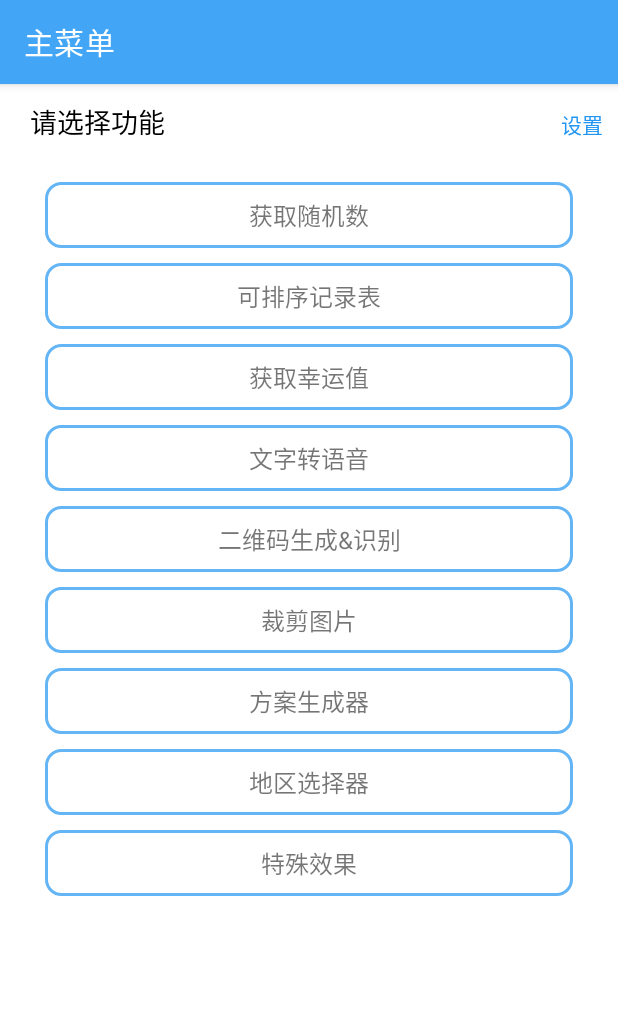
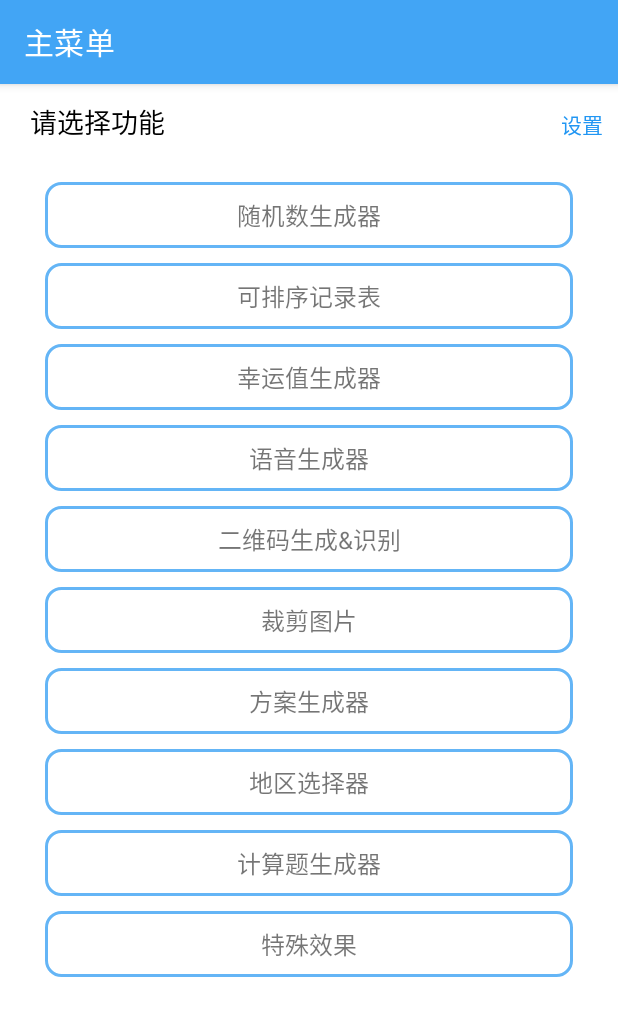
Before and after one commit to MissLavenir/InterstingDemo, an Android app: the screen it shows after launch (MainActivity), on a phone screen of 412 x 824 dp. Shown: the top 1016 px of the screen. Run offline under Robolectric (Android 15) with nearby library versions, the phone set to English and light mode, and no system bars; our stand-ins replace navigation-ui.

Commit message:
计算题生成

```diff
--- a/app/src/main/java/com/example/interestingdemo/MenuFragment.kt
+++ b/app/src/main/java/com/example/interestingdemo/MenuFragment.kt
@@ -59,6 +59,10 @@ class MenuFragment : Fragment() {
             view.findNavController().navigate(R.id.action_MenuFragment_to_someSpecialEffects)
         }
 
+        calculateProblem.setOnClickListener {
+            view.findNavController().navigate(R.id.action_MenuFragment_to_calculateFragment)
+        }
+
         citySelect.setOnClickListener {
             view.findNavController().navigate(R.id.action_MenuFragment_to_citySelect)
         }
--- a/app/src/main/res/layout/activity_main.xml
+++ b/app/src/main/res/layout/activity_main.xml
@@ -1,5 +1,7 @@
 <?xml version="1.0" encoding="utf-8"?>
-<androidx.constraintlayout.widget.ConstraintLayout xmlns:android="http://schemas.android.com/apk/res/android"
+<androidx.constraintlayout.widget.ConstraintLayout
+    android:id="@+id/mainActivityLayout"
+    xmlns:android="http://schemas.android.com/apk/res/android"
     xmlns:app="http://schemas.android.com/apk/res-auto"
     xmlns:tools="http://schemas.android.com/tools"
     android:layout_width="match_parent"
--- a/app/src/main/res/layout/fragment_make_qr_code.xml
+++ b/app/src/main/res/layout/fragment_make_qr_code.xml
@@ -67,7 +67,7 @@
             android:id="@+id/textToQrCodeInput"
             android:layout_width="match_parent"
             android:layout_height="wrap_content"
-            android:background="@drawable/bg_edittext"
+            android:background="@drawable/bg_edit_text"
             android:padding="10dp"
             android:textSize="16sp"
             />
--- a/app/src/main/res/layout/fragment_menu.xml
+++ b/app/src/main/res/layout/fragment_menu.xml
@@ -100,7 +100,6 @@
                 android:layout_marginHorizontal="30dp"
                 />
 
-
             <androidx.appcompat.widget.AppCompatTextView
                 android:id="@+id/getTextToQrCode"
                 android:layout_width="match_parent"
@@ -150,6 +149,18 @@
                 />
 
             <androidx.appcompat.widget.AppCompatTextView
+                android:id="@+id/calculateProblem"
+                android:layout_width="match_parent"
+                android:layout_height="wrap_content"
+                android:background="@drawable/bg_round_rectangle_stroke_blue"
+                android:text="@string/calculate_problem"
+                android:gravity="center"
+                android:textSize="16sp"
+                android:layout_marginTop="10dp"
+                android:layout_marginHorizontal="30dp"
+                />
+
+            <androidx.appcompat.widget.AppCompatTextView
                 android:id="@+id/specialEffects"
                 android:layout_width="match_parent"
                 android:layout_height="wrap_content"
--- a/app/src/main/res/navigation/main_nav.xml
+++ b/app/src/main/res/navigation/main_nav.xml
@@ -40,6 +40,9 @@
         <action
             android:id="@+id/action_MenuFragment_to_citySelect"
             app:destination="@id/citySelect" />
+        <action
+            android:id="@+id/action_MenuFragment_to_calculateFragment"
+            app:destination="@id/calculateFragment" />
     </fragment>
     <fragment
         android:id="@+id/randomCount"
@@ -113,4 +116,9 @@
         android:name="com.example.interestingdemo.CitySelect"
         android:label="地区选择"
         tools:layout="@layout/fragment_city_select" />
+    <fragment
+        android:id="@+id/calculateFragment"
+        android:name="com.example.interestingdemo.CalculateFragment"
+        android:label="计算题生成器"
+        tools:layout="@layout/fragment_calculate" />
 </navigation>
--- a/app/src/main/res/values/strings.xml
+++ b/app/src/main/res/values/strings.xml
@@ -4,14 +4,14 @@
     <string name="hello_blank_fragment">Hello blank fragment</string>
     <string name="select_function">请选择功能</string>
     <string name="secure_model">安全模式</string>
-    <string name="get_random">获取随机数</string>
+    <string name="get_random">随机数生成器</string>
     <string name="rank_record">可排序记录表</string>
-    <string name="get_luck_count">获取幸运值</string>
-    <string name="text_to_speak">文字转语音</string>
+    <string name="get_luck_count">幸运值生成器</string>
+    <string name="text_to_speak">语音生成器</string>
     <string name="qr_code_create_identify"><![CDATA[二维码生成&识别]]></string>
     <string name="crop_picture">裁剪图片</string>
     <string name="refresh">刷新</string>
-    <string name="input_please">请输入......</string>
+    <string name="input_please">请输入…</string>
     <string name="ok_btn">确定</string>
     <string name="setting">设置</string>
     <string name="add">添加</string>
@@ -27,7 +27,8 @@
     <string name="scheme_create">方案生成器</string>
     <string name="special_effects">特殊效果</string>
     <string name="city_select">地区选择器</string>
-    <string name="please_select">请选择...</string>
+    <string name="please_select">请选择…</string>
+    <string name="calculate_problem">计算题生成器</string>
 
     <string-array name="moods">
         <item>低落</item>
```
Also changed, not shown: app/src/main/java/com/example/interestingdemo/CalculateFragment.kt (added, +133 -0 lines), app/src/main/res/layout/fragment_calculate.xml (added, +73 -0 lines), app/src/main/res/layout/item_calculate_problem.xml (added, +77 -0 lines), app/src/main/res/drawable/bg_edit_text.xml (renamed from app/src/main/res/drawable/bg_edittext.xml), app/src/main/res/drawable/ic_approval.png (added), app/src/main/res/drawable/ic_math_cheng.png (added), app/src/main/res/drawable/ic_math_chu.png (added), app/src/main/res/drawable/ic_math_false.png (added), app/src/main/res/drawable/ic_math_false_black.png (added), app/src/main/res/drawable/ic_math_jia.png (added), app/src/main/res/drawable/ic_math_jian.png (added), app/src/main/res/drawable/ic_math_right.png (added).
